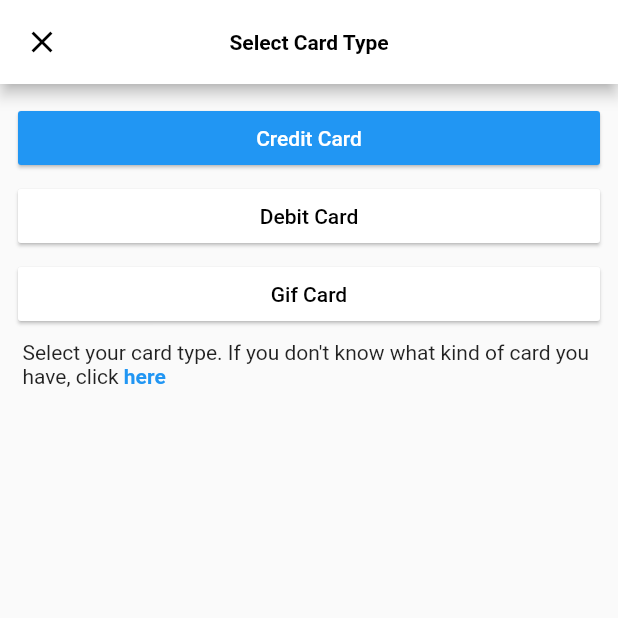
After one commit to JhonatanPaucara/cardWallet, a Flutter app: the CardType screen opened directly, on a phone screen of 412 x 824 dp, the top half of it. The commit adds this screen. Run offline on Flutter 3.47's test engine with Material 2 defaults, Android fonts, the phone set to English and light mode, and no system bars; our stand-ins replace cloud_firestore, flutter_swiper, rxdart; accounts and stored records are empty.

```diff
--- /dev/null
+++ b/lib/ui/cardType.dart
@@ -0,0 +1,94 @@
+import 'package:card_wallet/ui/newCardData.dart';
+import 'package:flutter/material.dart';
+import 'newCardData.dart';
+
+class CardType extends StatelessWidget {
+  final cardTypeDescription = Padding(
+    padding: EdgeInsets.all(5.0),
+    child: Text.rich(
+      TextSpan(
+        text:
+            'Select your card type. If you don\'t know what kind of card you have, click ',
+        children: <TextSpan>[
+          TextSpan(
+            text: 'here',
+            style: TextStyle(
+              color: Colors.blue,
+              fontWeight: FontWeight.bold,
+            ),
+          ),
+        ],
+      ),
+    ),
+  );
+  @override
+  Widget build(BuildContext context) {
+    return Scaffold(
+      appBar: AppBar(
+        backgroundColor: Colors.white,
+        centerTitle: true,
+        title: Text(
+          'Select Card Type',
+          style: TextStyle(
+            color: Colors.black,
+            fontSize: 14.0,
+            fontWeight: FontWeight.w600,
+          ),
+        ),
+        leading: IconButton(
+          icon: Icon(Icons.clear),
+          color: Colors.black,
+          onPressed: () {
+            Navigator.pop(context);
+          },
+        ),
+      ),
+      body: Container(
+        padding: EdgeInsets.all(10.0),
+        child: Column(
+          crossAxisAlignment: CrossAxisAlignment.stretch,
+          children: <Widget>[
+            _buildRaisedButton(
+                btnColor: Colors.blue,
+                btnName: 'Credit Card',
+                txtColor: Colors.white,
+                context: context),
+            _buildRaisedButton(
+                btnColor: Colors.white,
+                btnName: 'Debit Card',
+                txtColor: Colors.black,
+                context: context),
+            _buildRaisedButton(
+                btnColor: Colors.white,
+                btnName: 'Gif Card',
+                txtColor: Colors.black,
+                context: context),
+            cardTypeDescription
+          ],
+        ),
+      ),
+    );
+  }
+
+  Widget _buildRaisedButton(
+      {Color btnColor, String btnName, Color txtColor, BuildContext context}) {
+    return Padding(
+      padding: EdgeInsets.all(2.0),
+      child: RaisedButton(
+        color: btnColor,
+        elevation: 1.0,
+        onPressed: () {
+          String _cardType = btnName.split(" ")[0];
+          Navigator.push(
+              context,
+              MaterialPageRoute(
+                  builder: (context) => NewCardData(cardType: _cardType)));
+        },
+        child: Text(btnName,
+            style: TextStyle(
+              color: txtColor,
+            )),
+      ),
+    );
+  }
+}
```
Also changed, not shown: lib/ui/firestorePage.dart (+24 -10 lines), lib/ui/newCardData.dart (added, +198 -0 lines), assets/bbva.png (added), assets/bcp.png (added).
